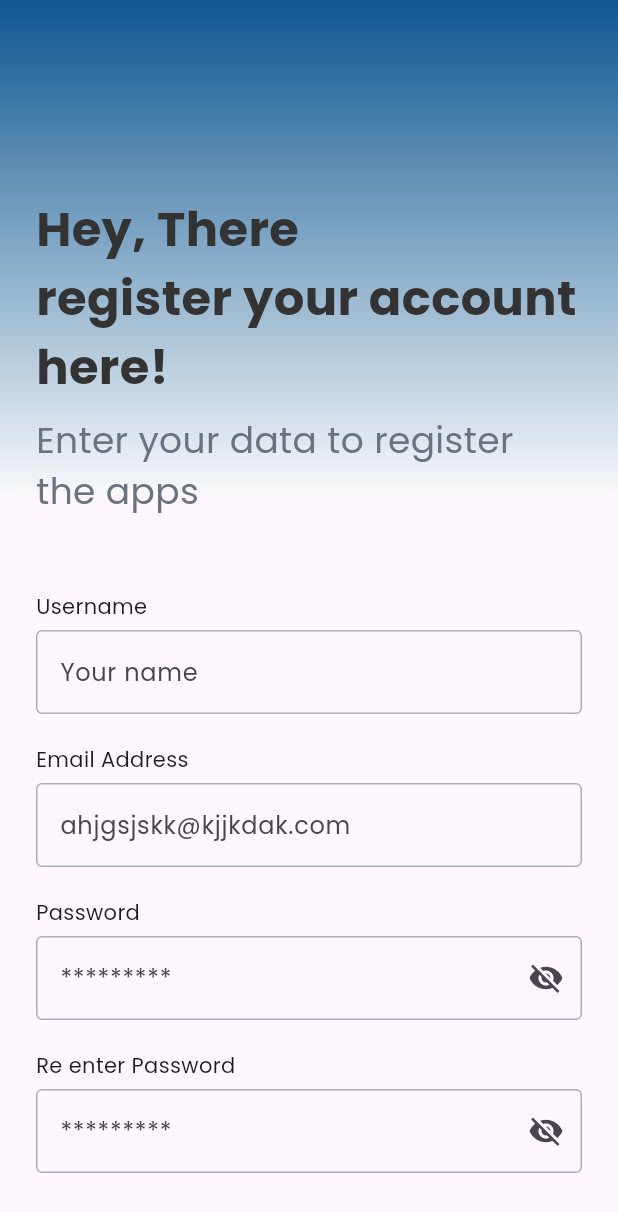
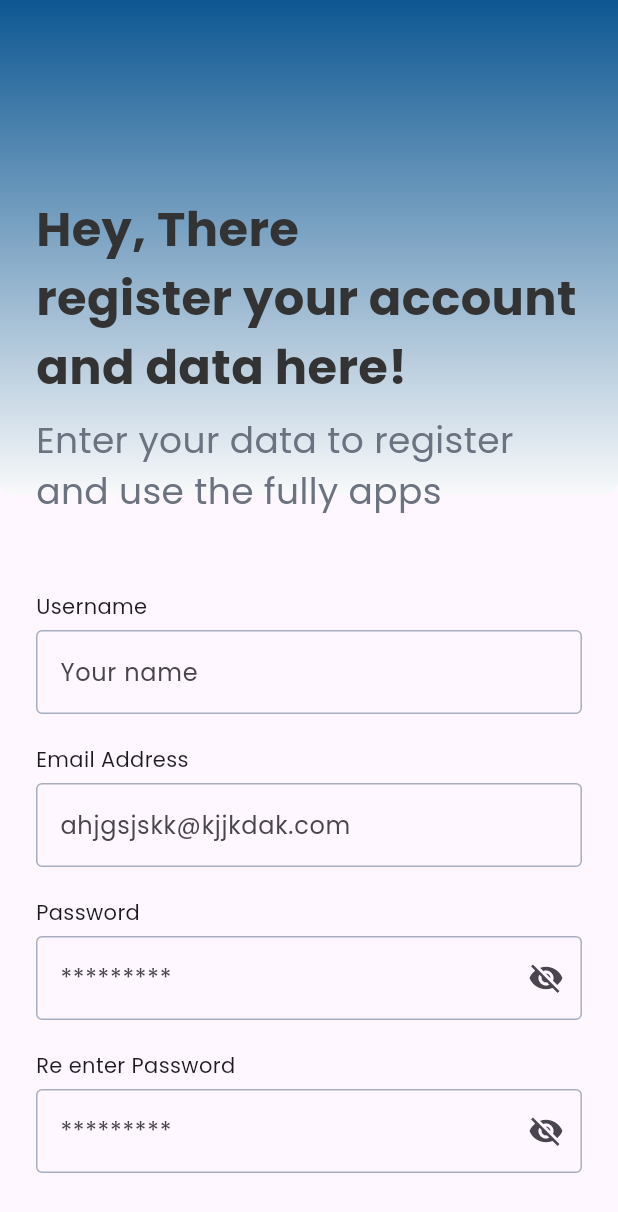
Before and after one commit to yoga1233/flutter_residence_app, a Flutter app: the RegisterPage screen opened directly, on a phone screen of 412 x 824 dp. Shown: the top 1212 px of the screen. Run offline on Flutter 3.47's test engine with Material 3 defaults, Android fonts, the phone set to English and light mode, and no system bars; our stand-ins replace bloc, cached_network_image, dartz, dio, flutter_bloc, flutter_svg and 4 more; accounts and stored records are empty; network calls fail.

Commit message:
today news

```diff
--- /dev/null
+++ b/lib/data/datasource/news_remote_datasource.dart
@@ -0,0 +1,19 @@
+import 'dart:convert';
+
+import 'package:dartz/dartz.dart';
+import 'package:flutter_residence_app/core/network/dio_client.dart';
+import 'package:flutter_residence_app/data/model/response/news_response_model.dart';
+
+class NewsRemoteDatasource {
+  final dioClient = DioClient();
+
+  Future<Either<String, NewsResponseModel>> getNews() async {
+    final response = await dioClient.get('/news');
+
+    if (response.statusCode == 200) {
+      return right(NewsResponseModel.fromJson(jsonEncode(response.data)));
+    } else {
+      return left('Enable to load news data');
+    }
+  }
+}
--- a/lib/main.dart
+++ b/lib/main.dart
@@ -1,12 +1,12 @@
-import 'package:dio/dio.dart';
 import 'package:flutter/material.dart';
 import 'package:flutter_bloc/flutter_bloc.dart';
 import 'package:flutter_residence_app/core/core.dart';
-import 'package:flutter_residence_app/core/network/dio_client.dart';
 import 'package:flutter_residence_app/data/datasource/auth_remote_datasource.dart';
+import 'package:flutter_residence_app/data/datasource/news_remote_datasource.dart';
 import 'package:flutter_residence_app/presentation/auth/bloc/login/login_bloc.dart';
 import 'package:flutter_residence_app/presentation/auth/bloc/register/register_bloc.dart';
 import 'package:flutter_residence_app/presentation/auth/page/splash_page.dart';
+import 'package:flutter_residence_app/presentation/home/bloc/news/news_bloc.dart';
 
 void main() async {
   runApp(const MyApp());
@@ -21,6 +21,7 @@ class MyApp extends StatelessWidget {
       providers: [
         BlocProvider(create: (context) => LoginBloc(AuthRemoteDatasource())),
         BlocProvider(create: (context) => RegisterBloc(AuthRemoteDatasource())),
+        BlocProvider(create: (context) => NewsBloc(NewsRemoteDatasource())),
       ],
       child: MaterialApp(
         title: 'Flutter Demo',
--- a/lib/presentation/auth/page/login_page.dart
+++ b/lib/presentation/auth/page/login_page.dart
@@ -20,7 +20,7 @@ class LoginPage extends StatefulWidget {
 class _LoginPageState extends State<LoginPage> {
   TextEditingController emailController = TextEditingController(text: '');
   TextEditingController passController = TextEditingController(text: '');
-  final formKey = GlobalKey<FormState>(); //
+  final formKey = GlobalKey<FormState>();
   @override
   Widget build(BuildContext context) {
     return Scaffold(
--- a/lib/presentation/auth/page/register_page.dart
+++ b/lib/presentation/auth/page/register_page.dart
@@ -17,6 +17,8 @@ class _RegisterPageState extends State<RegisterPage> {
   final TextEditingController cEmail = TextEditingController(text: '');
   final TextEditingController cPassword = TextEditingController(text: '');
   final TextEditingController cReEnterPass = TextEditingController(text: '');
+
+  final formKey = GlobalKey<FormState>();
 
   String? _validateReEnterPassword(String? value) {
     if (value == null || value.isEmpty) {
@@ -64,13 +66,15 @@ class _RegisterPageState extends State<RegisterPage> {
                   horizontal: 24,
                   vertical: 30,
                 ),
+                child: Form(
+                  key: formKey,
                   child: SingleChildScrollView(
                     child: Column(
                       crossAxisAlignment: CrossAxisAlignment.start,
                       children: [
                         100.height,
                         Text(
-                        'Hey, There\nregister your account here!',
+                          'Hey, There\nregister your account and data here!',
                           textAlign: TextAlign.left,
                           style: TextStyle(
                             fontSize: 32,
@@ -80,7 +84,7 @@ class _RegisterPageState extends State<RegisterPage> {
                         ),
                         8.height,
                         Text(
-                        'Enter your data to register the apps',
+                          'Enter your data to register and use the fully apps',
                           style: TextStyle(
                             fontSize: 24,
                             fontWeight: FontWeight.w400,
@@ -122,11 +126,13 @@ class _RegisterPageState extends State<RegisterPage> {
                           builder: (context, state) {
                             return state.maybeWhen(
                               loading:
-                                () =>
-                                    Center(child: CircularProgressIndicator()),
+                                  () => Center(
+                                    child: CircularProgressIndicator(),
+                                  ),
                               orElse:
                                   () => Button.filled(
                                     onPressed: () {
+                                      if (formKey.currentState!.validate()) {
                                         context.read<RegisterBloc>().add(
                                           RegisterEvent.register(
                                             username: cUsername.text,
@@ -134,6 +140,7 @@ class _RegisterPageState extends State<RegisterPage> {
                                             password: cReEnterPass.text,
                                           ),
                                         );
+                                      }
                                     },
                                     label: 'Register',
                                     borderRadius: 8,
@@ -148,7 +155,10 @@ class _RegisterPageState extends State<RegisterPage> {
                             textAlign: TextAlign.center,
                             text: TextSpan(
                               text: 'have an account?',
-                            style: TextStyle(color: Colors.black, fontSize: 18),
+                              style: TextStyle(
+                                color: Colors.black,
+                                fontSize: 18,
+                              ),
                               children: <TextSpan>[
                                 TextSpan(
                                   text: ' Login',
@@ -171,6 +181,7 @@ class _RegisterPageState extends State<RegisterPage> {
                   ),
                 ),
               ),
+            ),
           ],
         ),
       ),
--- /dev/null
+++ b/lib/presentation/home/bloc/news/news_bloc.dart
@@ -0,0 +1,25 @@
+// ignore_for_file: public_member_api_docs, sort_constructors_first
+import 'package:bloc/bloc.dart';
+import 'package:freezed_annotation/freezed_annotation.dart';
+
+import 'package:flutter_residence_app/data/datasource/news_remote_datasource.dart';
+import 'package:flutter_residence_app/data/model/response/news_response_model.dart';
+
+part 'news_bloc.freezed.dart';
+part 'news_event.dart';
+part 'news_state.dart';
+
+class NewsBloc extends Bloc<NewsEvent, NewsState> {
+  NewsRemoteDatasource newsRemoteDatasource;
+  NewsBloc(this.newsRemoteDatasource) : super(_Initial()) {
+    on<_GetNews>((event, emit) async {
+      emit(_Loading());
+      final result = await newsRemoteDatasource.getNews();
+
+      result.fold(
+        (data) => emit(_Failed(data)),
+        (data) => emit(_Success(data)),
+      );
+    });
+  }
+}
--- /dev/null
+++ b/lib/presentation/home/bloc/news/news_event.dart
@@ -0,0 +1,7 @@
+part of 'news_bloc.dart';
+
+@freezed
+class NewsEvent with _$NewsEvent {
+  const factory NewsEvent.started() = _Started;
+  const factory NewsEvent.getNews() = _GetNews;
+}
--- /dev/null
+++ b/lib/presentation/home/bloc/news/news_state.dart
@@ -0,0 +1,9 @@
+part of 'news_bloc.dart';
+
+@freezed
+class NewsState with _$NewsState {
+  const factory NewsState.initial() = _Initial;
+  const factory NewsState.loading() = _Loading;
+  const factory NewsState.success(NewsResponseModel data) = _Success;
+  const factory NewsState.failed(String error) = _Failed;
+}
```
Also changed, not shown: lib/data/model/response/news_response_model.dart (added, +93 -0 lines), lib/presentation/home/pages/history_page.dart (+0 -7 lines), lib/presentation/home/pages/home_page.dart (+29 -24 lines), lib/test.dart (added, +12 -0 lines), lib/presentation/home/bloc/news/news_bloc.freezed.dart (added), 1 other file. Lines whose indentation alone changed are shown as unchanged.
